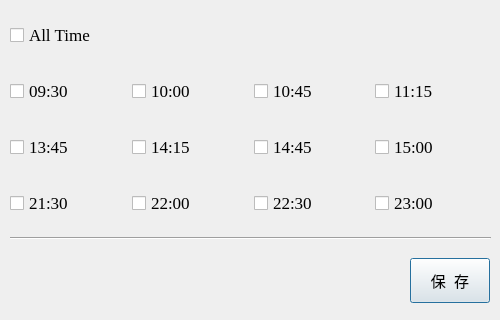
First picture: the form in ui/reminder_ui.ui, repository AchillesL/EnergyX, before the edit.
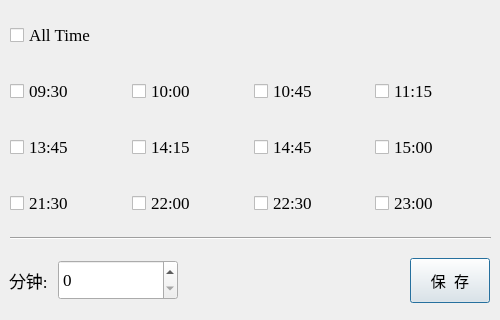
Second picture: the form after the edit.

```diff
--- a/ui/reminder_ui.ui
+++ b/ui/reminder_ui.ui
@@ -318,6 +318,44 @@
     </rect>
    </property>
    <layout class="QHBoxLayout" name="horizontalLayout">
+    <item>
+     <widget class="QLabel" name="label">
+      <property name="font">
+       <font>
+        <family>Times New Roman</family>
+        <pointsize>13</pointsize>
+       </font>
+      </property>
+      <property name="text">
+       <string>分钟: </string>
+      </property>
+     </widget>
+    </item>
+    <item>
+     <widget class="QSpinBox" name="reminder_spinBox">
+      <property name="minimumSize">
+       <size>
+        <width>120</width>
+        <height>40</height>
+       </size>
+      </property>
+      <property name="maximumSize">
+       <size>
+        <width>120</width>
+        <height>40</height>
+       </size>
+      </property>
+      <property name="font">
+       <font>
+        <family>Times New Roman</family>
+        <pointsize>13</pointsize>
+       </font>
+      </property>
+      <property name="maximum">
+       <number>15</number>
+      </property>
+     </widget>
+    </item>
     <item>
      <spacer name="horizontalSpacer">
       <property name="orientation">
```
